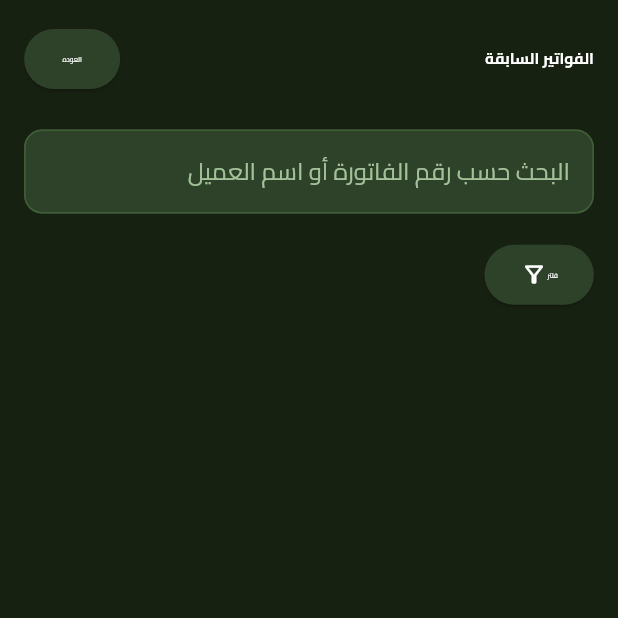
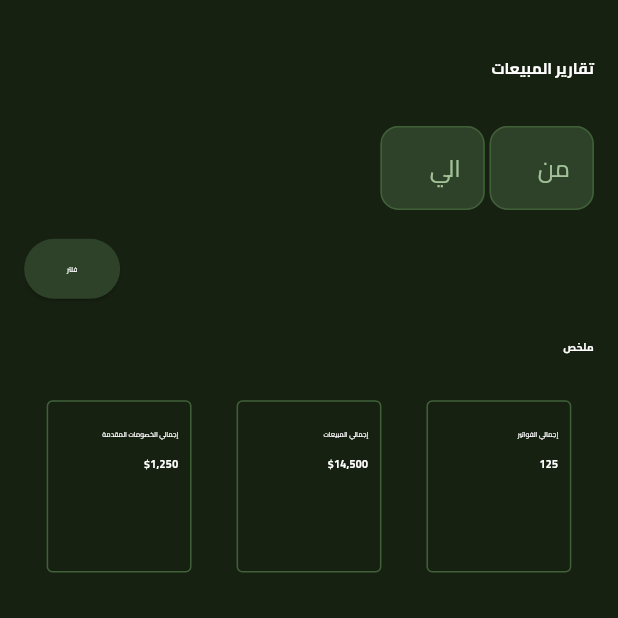
Before and after one commit to Islam3020/elabady, a Flutter app: the screen it shows after launch, on a phone screen of 412 x 824 dp, the top half of it. Run offline on Flutter 3.47's test engine with Material 3 defaults, Android fonts, the phone set to English and light mode, and no system bars; our stand-ins replace flutter_screenutil, gap.

Commit message:
finish ui of sales reports

```diff
--- a/lib/core/constants/text_app.dart
+++ b/lib/core/constants/text_app.dart
@@ -17,4 +17,11 @@ class TextApp {
   static const String printInvoice = "طباعة الفاتورة";
   static const String exportPdf = "تصدير بصيغة PDF";
   static const String close = "غلق";
+  static const String salesReports = "تقارير المبيعات";
+  static const String from = "من";
+  static const String to = "الي";
+  static const String summery = "ملخص";
+  static const String totalInvoices = "إجمالي الفواتير";
+  static const String totalSales = "إجمالي المبيعات";
+  static const String totaldiscount = "إجمالي الخصومات المقدمة";
 }
--- a/lib/elabady_app.dart
+++ b/lib/elabady_app.dart
@@ -1,7 +1,10 @@
 import 'package:elabady/core/theme/theme_app.dart';
 import 'package:elabady/features/previous_invoices/presentation/screen/prevoius_invoices_screen.dart';
+import 'package:elabady/features/sales_reports/presentation/screen/sales_reports_screen.dart';
 import 'package:flutter/material.dart';
 import 'package:flutter_screenutil/flutter_screenutil.dart';
+// ignore: depend_on_referenced_packages
+import 'package:flutter_localizations/flutter_localizations.dart';
 
 class ElabadyApp extends StatelessWidget {
   const ElabadyApp({super.key});
@@ -16,8 +19,16 @@ class ElabadyApp extends StatelessWidget {
         return MaterialApp(
           theme: ThemeApp.primaryTheme,
           locale: const Locale("ar"),
+          supportedLocales: const [
+            Locale('ar'),
+          ],
+          localizationsDelegates: const [
+            GlobalMaterialLocalizations.delegate,
+            GlobalCupertinoLocalizations.delegate,
+            GlobalWidgetsLocalizations.delegate,
+          ],
           debugShowCheckedModeBanner: false,
-          home: const PrevoiusInvoicesScreen(),
+          home: const SalesReportsScreen(),
         );
       },
     );
--- /dev/null
+++ b/lib/features/sales_reports/presentation/screen/sales_reports_screen.dart
@@ -0,0 +1,54 @@
+import 'package:elabady/core/constants/text_app.dart';
+import 'package:elabady/core/theme/textstyle_app.dart';
+import 'package:elabady/features/sales_reports/presentation/widget/card_reports_widget.dart';
+import 'package:elabady/features/sales_reports/presentation/widget/filter_reports.dart';
+import 'package:flutter/material.dart';
+import 'package:flutter_screenutil/flutter_screenutil.dart';
+import 'package:gap/gap.dart';
+
+class SalesReportsScreen extends StatelessWidget {
+  const SalesReportsScreen({super.key});
+
+  @override
+  Widget build(BuildContext context) {
+    return Scaffold(
+      body: Padding(
+        padding: EdgeInsets.symmetric(horizontal: 50.0.w, vertical: 50.0.h),
+        child: Column(
+          crossAxisAlignment: CrossAxisAlignment.start,
+          children: [
+            Text(
+              TextApp.salesReports,
+              style: getTitleStyle(),
+            ),
+            Gap(40.0.h),
+            const FilterReports(),
+            Gap(30.0.h),
+            Text(
+              TextApp.summery,
+              style: getBodyStyle(),
+            ),
+            Gap(40.0.h),
+            const Row(
+              mainAxisAlignment: MainAxisAlignment.spaceAround,
+              children: [
+                CardReportsWidget(
+                  title: TextApp.totalInvoices,
+                  value: "125",
+                ),
+                CardReportsWidget(
+                  title: TextApp.totalSales,
+                  value: "\$14,500",
+                ),
+                CardReportsWidget(
+                  title: TextApp.totaldiscount,
+                  value: "\$1,250",
+                ),
+              ],
+            )
+          ],
+        ),
+      ),
+    );
+  }
+}
--- /dev/null
+++ b/lib/features/sales_reports/presentation/widget/card_reports_widget.dart
@@ -0,0 +1,37 @@
+import 'package:elabady/core/theme/color_app.dart';
+import 'package:elabady/core/theme/textstyle_app.dart';
+import 'package:flutter/material.dart';
+import 'package:flutter_screenutil/flutter_screenutil.dart';
+import 'package:gap/gap.dart';
+
+class CardReportsWidget extends StatelessWidget {
+  const CardReportsWidget({super.key, required this.title, this.value});
+  final String title;
+  final dynamic value;
+  @override
+  Widget build(BuildContext context) {
+    return Container(
+      height: 150.0.h,
+      width: 300.0.w,
+      padding: EdgeInsets.symmetric(horizontal: 24.0.w, vertical: 24.0.h),
+      decoration: BoxDecoration(
+          color: ColorApp.primaryColor,
+          borderRadius: BorderRadius.circular(12.0.r),
+          border: Border.all(color: ColorApp.borderColor)),
+      child: Column(
+        crossAxisAlignment: CrossAxisAlignment.start,
+        children: [
+          Text(
+            title,
+            style: getSmallStyle(),
+          ),
+          Gap(15.0.h),
+          Text(
+            value,
+            style: getBodyStyle(),
+          )
+        ],
+      ),
+    );
+  }
+}
--- /dev/null
+++ b/lib/features/sales_reports/presentation/widget/filter_reports.dart
@@ -0,0 +1,58 @@
+import 'package:elabady/core/constants/text_app.dart';
+import 'package:elabady/core/shared/custom_elevated_button.dart';
+import 'package:elabady/core/theme/color_app.dart';
+import 'package:elabady/core/theme/textstyle_app.dart';
+import 'package:flutter/material.dart';
+import 'package:flutter_screenutil/flutter_screenutil.dart';
+import 'package:gap/gap.dart';
+
+class FilterReports extends StatelessWidget {
+  const FilterReports({super.key});
+
+  @override
+  Widget build(BuildContext context) {
+    return Column(
+      children: [
+        Row(
+          children: [
+            SizedBox(
+                width: 216.0.w,
+                child: TextFormField(
+                  readOnly: true,
+                  decoration: const InputDecoration(hintText: TextApp.from),
+                  onTap: () async {
+                    await showDatePicker(
+                        context: context,
+                        firstDate: DateTime(2024),
+                        lastDate: DateTime(3000));
+                  },
+                )),
+            Gap(10.0.w),
+            SizedBox(
+                width: 216.0.w,
+                child: TextFormField(
+                  readOnly: true,
+                  decoration: const InputDecoration(hintText: TextApp.to),
+                  onTap: () async {
+                    await showDatePicker(
+                        context: context,
+                        firstDate: DateTime(2024),
+                        lastDate: DateTime(3000));
+                  },
+                )),
+          ],
+        ),
+        Gap(20.0.h),
+        Align(
+          alignment: Alignment.centerLeft,
+          child: CustomElevatedButton(
+            onTap: () {},
+            title: TextApp.filter,
+            textStyle: getSmallStyle(),
+            backGroundColor: ColorApp.darkOliveGreen,
+          ),
+        ),
+      ],
+    );
+  }
+}
--- a/pubspec.yaml
+++ b/pubspec.yaml
@@ -41,6 +41,8 @@ dependencies:
 dev_dependencies:
   flutter_test:
     sdk: flutter
+  flutter_localizations:
+    sdk: flutter
 
   # The "flutter_lints" package below contains a set of recommended lints to
   # encourage good coding practices. The lint set provided by the package is
```
Also changed, not shown: pubspec.lock.
